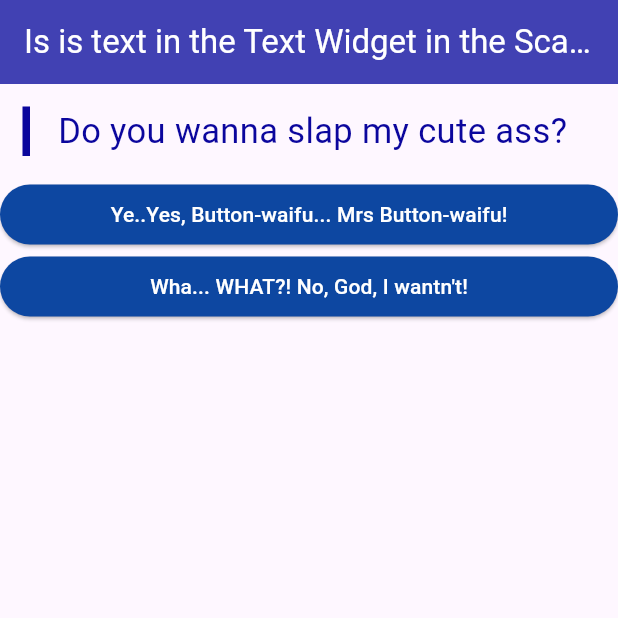
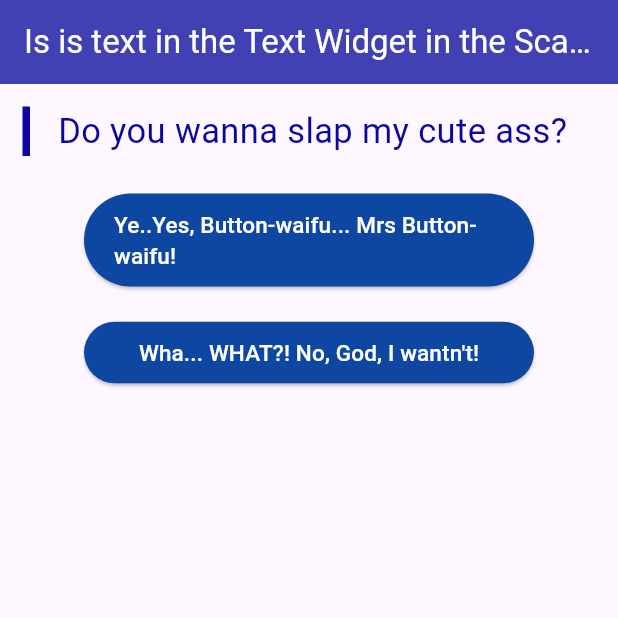
Before and after one commit to Lamafout/quiz-app-from-course-flutter, a Flutter app: the screen it shows after launch, on a phone screen of 412 x 824 dp, the top half of it. Run offline on Flutter 3.47's test engine with Material 3 defaults, Android fonts, the phone set to English and light mode, and no system bars.

Commit message:
Some cosmetical changes

```diff
--- a/lib/answer.dart
+++ b/lib/answer.dart
@@ -11,17 +11,23 @@ class Answer extends StatelessWidget {
   @override
   Widget build(BuildContext context) {
     return Container(
-      width: double.infinity,
+      width: 300,
+      margin: EdgeInsets.only(top: 10.0, bottom: 10.0),
       child: ElevatedButton(
         style:
         ButtonStyle(
-          overlayColor: MaterialStateProperty.all(Color.fromARGB(255, 81, 74, 146)),
+          overlayColor: MaterialStateProperty.all(const Color.fromARGB(255, 81, 74, 146)),
           backgroundColor: MaterialStateProperty.all(Colors.blue[900]),
-          foregroundColor: MaterialStateProperty.all(Colors.white),),
+          foregroundColor: MaterialStateProperty.all(Colors.white),
+          padding: MaterialStateProperty.all(const EdgeInsets.only(left: 20.0, right: 20.0, top: 10.0, bottom: 10.0))),
 
         onPressed: onPressedFunc,
 
-        child: Text(answerText),
+        child: Text(
+          answerText,
+          style: const TextStyle(
+            fontSize: 15),
+            ),
       ),
     );
   }
--- a/lib/main.dart
+++ b/lib/main.dart
@@ -17,7 +17,7 @@ class MyApp extends StatefulWidget{
 class _MyAppState extends State<MyApp>{
   var _questionIndex = 0;
 
-  var questionsList = [
+  static const questionsList = [
     {
       'questionText': 'Do you wanna slap my cute ass?',
       'answers': ['Ye..Yes, Button-waifu... Mrs Button-waifu!', 'Wha... WHAT?! No, God, I wantn\'t!']
@@ -28,7 +28,7 @@ class _MyAppState extends State<MyApp>{
     },
     {
       'questionText': 'Where do you wanna be in my hot bed?',
-      'answers': ['Up! 0_0', 'Down...', 'Outside!']
+      'answers': ['Up! 0_0', 'Down...', 'Outside! >_<']
     },
   ];
 
```
